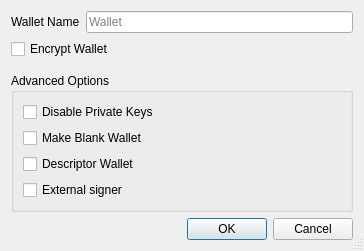
This is src/qt/forms/createwalletdialog.ui in ConcatenaLabs/Sequentia as Qt 5 draws it before an edit. The edited form follows.
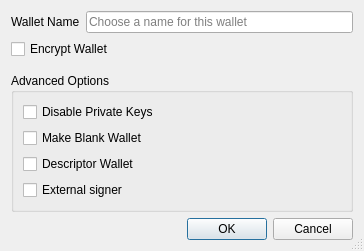
This is the edited form.

Commit message: qt: fix three confusing states — checkpoint flag, wallet-name field, master key

Diff of the .ui file:
```diff
--- a/src/qt/forms/createwalletdialog.ui
+++ b/src/qt/forms/createwalletdialog.ui
@@ -35,7 +35,7 @@
         </size>
        </property>
        <property name="placeholderText">
-        <string>Wallet</string>
+        <string>Choose a name for this wallet</string>
        </property>
       </widget>
      </item>
```
The commit also changes 5 other files.
